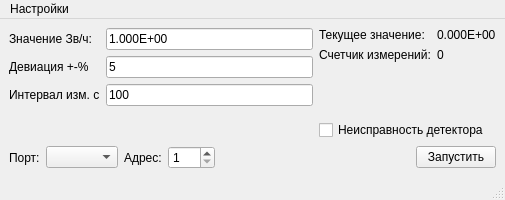
Above: mainwindow.ui from Balyaev-D-A/UDMG104-Emu before the change. Below: the same form after it.
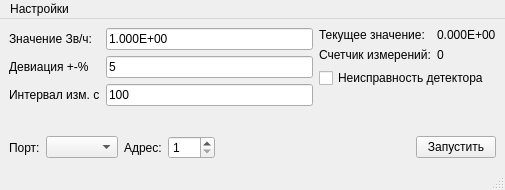
That is the form after the change.

Commit message: Так красивее.

```diff
--- a/mainwindow.ui
+++ b/mainwindow.ui
@@ -7,7 +7,7 @@
     <x>0</x>
     <y>0</y>
     <width>505</width>
-    <height>200</height>
+    <height>190</height>
    </rect>
   </property>
   <property name="windowTitle">
@@ -123,19 +123,6 @@
           </item>
          </layout>
         </item>
-        <item>
-         <spacer name="verticalSpacer">
-          <property name="orientation">
-           <enum>Qt::Vertical</enum>
-          </property>
-          <property name="sizeHint" stdset="0">
-           <size>
-            <width>20</width>
-            <height>17</height>
-           </size>
-          </property>
-         </spacer>
-        </item>
         <item>
          <widget class="QCheckBox" name="faultBox">
           <property name="text">
@@ -143,6 +130,19 @@
           </property>
          </widget>
         </item>
+        <item>
+         <spacer name="verticalSpacer">
+          <property name="orientation">
+           <enum>Qt::Vertical</enum>
+          </property>
+          <property name="sizeHint" stdset="0">
+           <size>
+            <width>20</width>
+            <height>17</height>
+           </size>
+          </property>
+         </spacer>
+        </item>
        </layout>
       </item>
      </layout>
```
Left out of the diff: 2 changed lines with no effect on the pictures.
